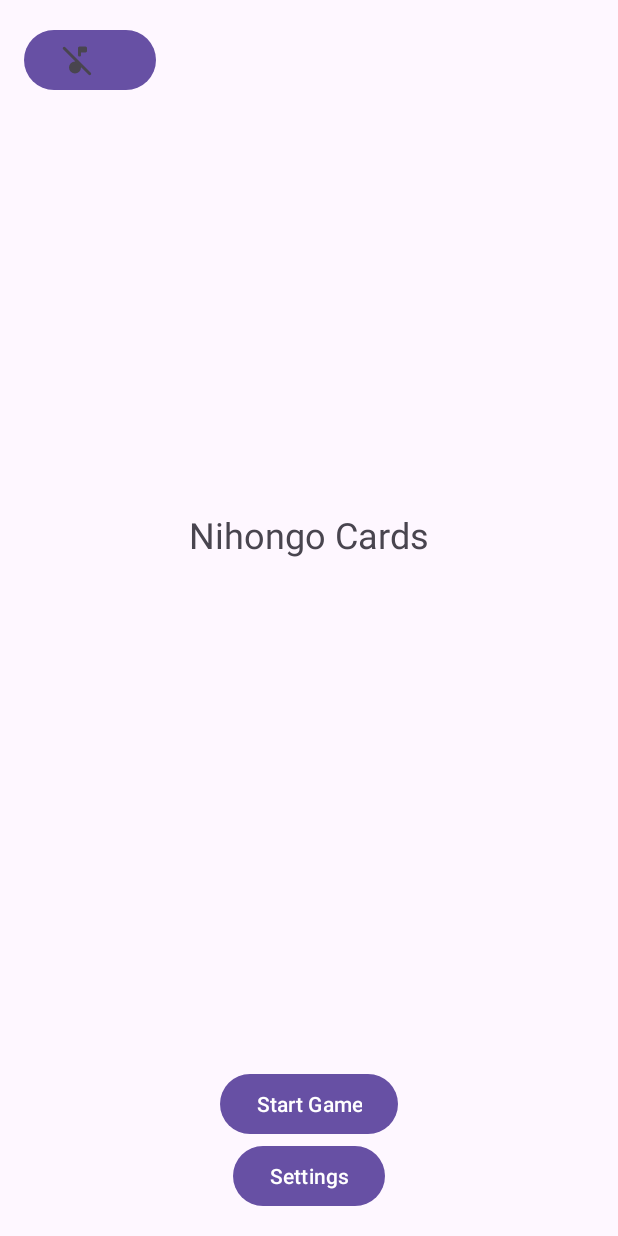
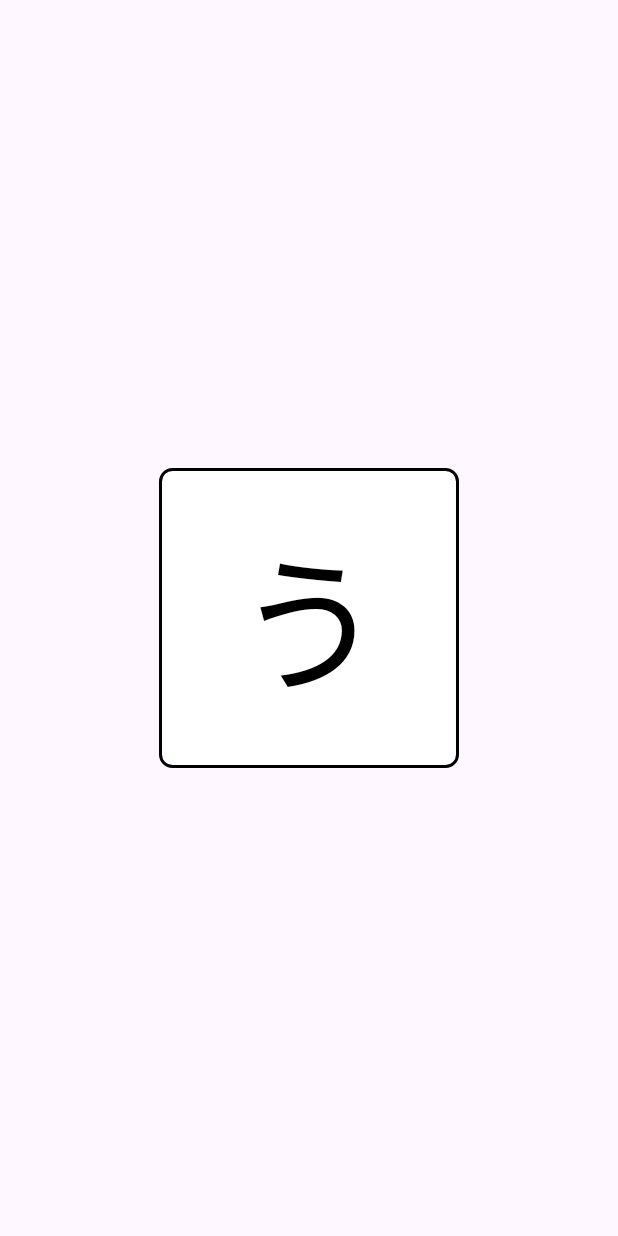
Before and after one commit to magicstudiogames/NihongoCards, an Android app: the screen it shows after launch (MainActivity before the commit, GameActivity after it), after a tap on "Start Game", on a phone screen of 412 x 824 dp. Run offline under Robolectric (Android 15) with nearby library versions, the phone set to English and light mode, and no system bars; 1 other tap on this screen came first.

Commit message:
Added Hiragana and Katakana alphabet logic and files

```diff
--- /dev/null
+++ b/app/src/main/java/maou/studio/nihongocards/GameActivity.kt
@@ -0,0 +1,94 @@
+package maou.studio.nihongocards
+
+import android.os.Bundle
+import androidx.activity.enableEdgeToEdge
+import androidx.appcompat.app.AlertDialog
+import androidx.appcompat.app.AppCompatActivity
+import androidx.core.view.ViewCompat
+import androidx.core.view.WindowInsetsCompat
+import maou.studio.nihongocards.databinding.ActivityGameBinding
+
+class GameActivity : AppCompatActivity() {
+    private lateinit var binding: ActivityGameBinding
+    private lateinit var alphabet: List<String>
+    private var currentIndex = 0
+
+    override fun onCreate(savedInstanceState: Bundle?) {
+        super.onCreate(savedInstanceState)
+        setTheme(R.style.Theme_NihongoCards)
+        enableEdgeToEdge()
+
+        // Binding
+        binding = ActivityGameBinding.inflate(layoutInflater)
+        setContentView(binding.root)
+
+        // Alphabet
+        alphabet = if (HiraganaAlphabet.isPlaying() && KatakanaAlphabet.isPlaying()) {
+            shuffleAlphabets(
+                HiraganaAlphabet.getShuffledAlphabet(), KatakanaAlphabet.getShuffledAlphabet()
+            )
+        } else if (HiraganaAlphabet.isPlaying()) {
+            HiraganaAlphabet.getShuffledAlphabet()
+        } else if (KatakanaAlphabet.isPlaying()) {
+            KatakanaAlphabet.getShuffledAlphabet()
+        } else {
+            // Default to Hiragana if no option is selected
+            HiraganaAlphabet.getShuffledAlphabet()
+        }
+
+        showNextCharacter()
+
+        binding.cardTextView.setOnClickListener {
+            if (currentIndex < alphabet.size - 1) {
+                currentIndex++
+                showNextCharacter()
+            } else {
+                showEndOfGameDialog()
+            }
+        }
+
+        ViewCompat.setOnApplyWindowInsetsListener(binding.root) { v, insets ->
+            val systemBars = insets.getInsets(WindowInsetsCompat.Type.systemBars())
+            v.setPadding(systemBars.left, systemBars.top, systemBars.right, systemBars.bottom)
+            insets
+        }
+
+    }
+
+    private fun showNextCharacter() {
+        binding.cardTextView.text = alphabet[currentIndex]
+    }
+
+    private fun showEndOfGameDialog() {
+        AlertDialog.Builder(this).setTitle(getString(R.string.end_game))
+            .setMessage(getString(R.string.retry))
+            .setPositiveButton(getString(R.string.dialog_yes)) { _, _ ->
+                restartGame()
+            }.setNegativeButton(getString(R.string.dialog_no)) { _, _ ->
+                finish()
+            }.setCancelable(false).show()
+    }
+
+    private fun restartGame() {
+        currentIndex = 0
+        alphabet = if (HiraganaAlphabet.isPlaying() && KatakanaAlphabet.isPlaying()) {
+            shuffleAlphabets(
+                HiraganaAlphabet.getShuffledAlphabet(), KatakanaAlphabet.getShuffledAlphabet()
+            )
+        } else if (HiraganaAlphabet.isPlaying()) {
+            HiraganaAlphabet.getShuffledAlphabet()
+        } else if (KatakanaAlphabet.isPlaying()) {
+            KatakanaAlphabet.getShuffledAlphabet()
+        } else {
+            // Default to Hiragana if no option is selected
+            HiraganaAlphabet.getShuffledAlphabet()
+        }
+        showNextCharacter()
+    }
+
+    private fun shuffleAlphabets(hiragana: List<String>, katakana: List<String>): List<String> {
+        val combinedList = hiragana + katakana
+        return combinedList.shuffled()
+    }
+
+}
--- /dev/null
+++ b/app/src/main/java/maou/studio/nihongocards/HiraganaAlphabet.kt
@@ -0,0 +1,33 @@
+package maou.studio.nihongocards
+
+object HiraganaAlphabet {
+
+    private var isPlaying = true
+
+    private val alphabet = listOf(
+        "あ", "い", "う", "え", "お",
+        "か", "き", "く", "け", "こ",
+        "さ", "し", "す", "せ", "そ",
+        "た", "ち", "つ", "て", "と",
+        "な", "に", "ぬ", "ね", "の",
+        "は", "ひ", "ふ", "へ", "ほ",
+        "ま", "み", "む", "め", "も",
+        "や",       "ゆ",      "よ",
+        "ら", "り", "る", "れ", "ろ",
+        "わ",                  "を",
+        "ん"
+    )
+
+    fun getShuffledAlphabet(): List<String> {
+        return alphabet.shuffled()
+    }
+
+    fun setPlaying(playing: Boolean) {
+        isPlaying = playing
+    }
+
+    fun isPlaying(): Boolean {
+        return isPlaying
+    }
+
+}
--- /dev/null
+++ b/app/src/main/java/maou/studio/nihongocards/KatakanaAlphabet.kt
@@ -0,0 +1,33 @@
+package maou.studio.nihongocards
+
+object KatakanaAlphabet {
+
+    private var isPlaying = false
+
+    private val alphabet = listOf(
+        "ア", "イ", "ウ", "エ", "オ",
+        "カ", "キ", "ク", "ケ", "コ",
+        "サ", "シ", "ス", "セ", "ソ",
+        "タ", "チ", "ツ", "テ", "ト",
+        "ナ", "ニ", "ヌ", "ネ", "ノ",
+        "ハ", "ヒ", "フ", "ヘ", "ホ",
+        "マ", "ミ", "ム", "メ", "モ",
+        "ヤ",       "ユ",      "ヨ",
+        "ラ", "リ", "ル", "レ", "ロ",
+        "ワ",                  "ヲ",
+        "ン"
+    )
+
+    fun getShuffledAlphabet(): List<String> {
+        return alphabet.shuffled()
+    }
+
+    fun setPlaying(playing: Boolean) {
+        isPlaying = playing
+    }
+
+    fun isPlaying(): Boolean {
+        return isPlaying
+    }
+
+}
--- a/app/src/main/java/maou/studio/nihongocards/MainActivity.kt
+++ b/app/src/main/java/maou/studio/nihongocards/MainActivity.kt
@@ -30,11 +30,13 @@ class MainActivity : AppCompatActivity() {
         }
 
         binding.startButton.setOnClickListener {
-
+            startActivity(Intent(this, GameActivity::class.java).apply {
+                putExtra("isMusicPlaying", MusicPlayerManager.isPlaying())
+            })
         }
 
         binding.optButton.setOnClickListener {
-            startActivity(Intent(this, OptionsActivity::class.java).apply {
+            startActivity(Intent(this, SettingsActivity::class.java).apply {
                 putExtra("isMusicPlaying", MusicPlayerManager.isPlaying())
             })
         }
--- /dev/null
+++ b/app/src/main/res/drawable/card_background.xml
@@ -0,0 +1,8 @@
+<?xml version="1.0" encoding="utf-8"?>
+<shape xmlns:android="http://schemas.android.com/apk/res/android">
+    <solid android:color="@android:color/white" />
+    <stroke
+        android:width="2dp"
+        android:color="@android:color/black" />
+    <corners android:radius="8dp" />
+</shape>
--- /dev/null
+++ b/app/src/main/res/layout/activity_game.xml
@@ -0,0 +1,24 @@
+<?xml version="1.0" encoding="utf-8"?>
+<androidx.constraintlayout.widget.ConstraintLayout xmlns:android="http://schemas.android.com/apk/res/android"
+    xmlns:app="http://schemas.android.com/apk/res-auto"
+    xmlns:tools="http://schemas.android.com/tools"
+    android:id="@+id/main"
+    android:layout_width="match_parent"
+    android:layout_height="match_parent"
+    tools:context=".GameActivity">
+
+    <com.google.android.material.textview.MaterialTextView
+        android:id="@+id/cardTextView"
+        android:layout_width="200dp"
+        android:layout_height="200dp"
+        android:layout_margin="16dp"
+        android:background="@drawable/card_background"
+        android:gravity="center"
+        android:textColor="@android:color/black"
+        android:textSize="99sp"
+        app:layout_constraintBottom_toBottomOf="parent"
+        app:layout_constraintEnd_toEndOf="parent"
+        app:layout_constraintStart_toStartOf="parent"
+        app:layout_constraintTop_toTopOf="parent" />
+
+</androidx.constraintlayout.widget.ConstraintLayout>
--- a/app/src/main/res/layout/activity_main.xml
+++ b/app/src/main/res/layout/activity_main.xml
@@ -31,7 +31,7 @@
         android:id="@+id/startButton"
         android:layout_width="wrap_content"
         android:layout_height="wrap_content"
-        android:text="@string/start_link"
+        android:text="@string/game_link"
         app:layout_constraintBottom_toTopOf="@+id/optButton"
         app:layout_constraintEnd_toEndOf="parent"
         app:layout_constraintStart_toStartOf="parent" />
@@ -41,7 +41,7 @@
         android:layout_width="wrap_content"
         android:layout_height="wrap_content"
         android:layout_marginBottom="16dp"
-        android:text="@string/options_link"
+        android:text="@string/settings_link"
         app:layout_constraintBottom_toBottomOf="parent"
         app:layout_constraintEnd_toEndOf="parent"
         app:layout_constraintStart_toStartOf="parent" />
--- a/app/src/main/res/values/strings.xml
+++ b/app/src/main/res/values/strings.xml
@@ -2,14 +2,22 @@
     <string name="app_name">Nihongo Cards</string>
 
     <!-- Main Activity Layout -->
-    <string name="start_link">Start Game</string>
-    <string name="options_link">Settings</string>
+    <string name="game_link">Start Game</string>
+    <string name="settings_link">Settings</string>
 
-    <!-- Options Activity Layout -->
-    <string name="options_title">Options</string>
+    <!-- Settings Activity Layout -->
+    <string name="settings_title">Settings</string>
     <string name="volume_label">Music Volume</string>
+    <string name="include_hiragana">Hiragana</string>
+    <string name="include_katakana">Katakana</string>
 
-    <!-- Options Activity -->
+    <!-- Settings Activity -->
     <string name="volume_value_format">%d%%</string>
 
+    <!-- Game Activity -->
+    <string name="end_game">End of Game</string>
+    <string name="retry">Do you want to play again?</string>
+    <string name="dialog_no">No</string>
+    <string name="dialog_yes">Yes</string>
+
 </resources>
```
Also changed, not shown: app/src/main/AndroidManifest.xml (+7 -4 lines), app/src/main/java/maou/studio/nihongocards/SettingsActivity.kt (renamed from app/src/main/java/maou/studio/nihongocards/OptionsActivity.kt, +20 -4 lines), app/src/main/res/layout/activity_settings.xml (renamed from app/src/main/res/layout/activity_options.xml, +24 -4 lines), 1 other file.
